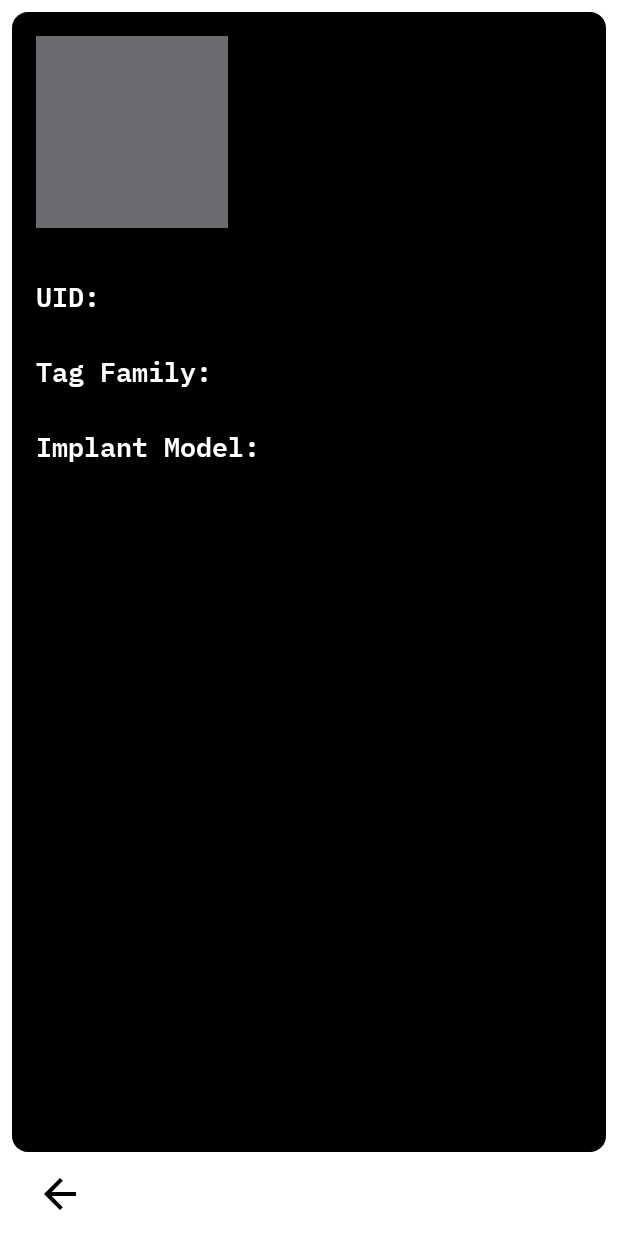
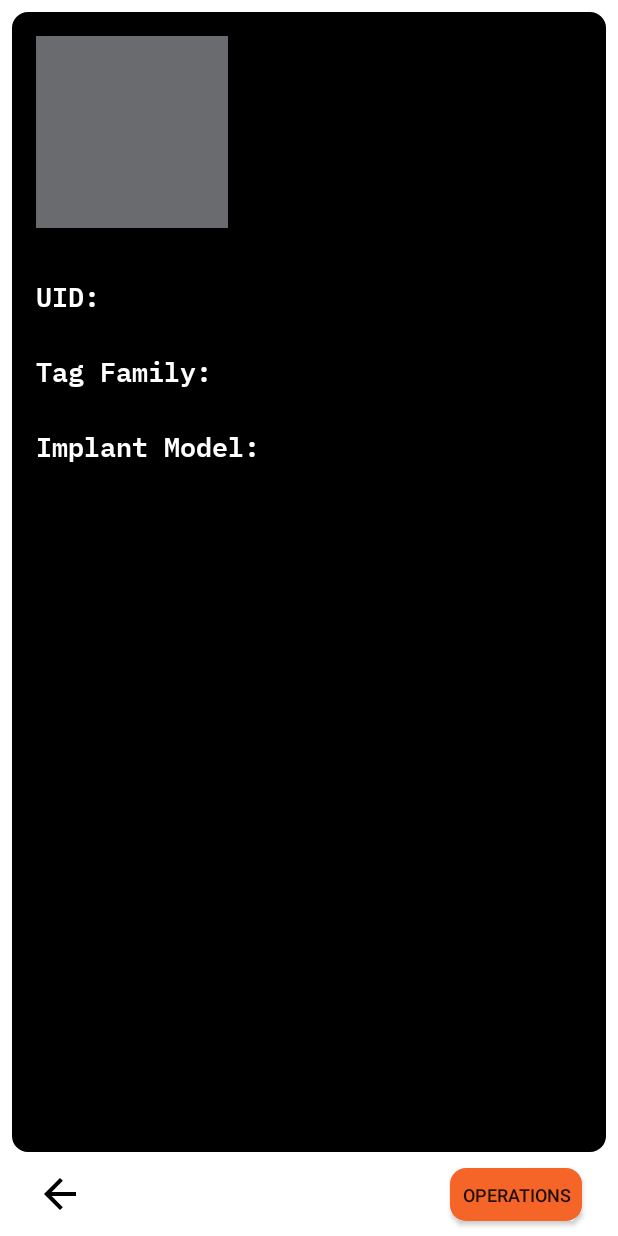
Before and after one commit to DangerousThings/DangerousNFC, an Android app: the DisplayImplantInfoFragment screen opened directly, with no data from a screen before it, on a phone screen of 412 x 824 dp. Run offline under Robolectric (Android 15) with nearby library versions, the phone set to English and light mode, and no system bars; our stand-ins replace Room's generated code; 5 statements that could not run were skipped.

Commit message:
Added the base UI for the implant operations functionality as well as the frame for dynamic operation list population.

```diff
--- a/app/src/main/java/com/dangerousthings/nfc/fragments/DisplayImplantInfoFragment.java
+++ b/app/src/main/java/com/dangerousthings/nfc/fragments/DisplayImplantInfoFragment.java
@@ -8,13 +8,16 @@ import androidx.fragment.app.Fragment;
 import android.view.LayoutInflater;
 import android.view.View;
 import android.view.ViewGroup;
+import android.widget.Button;
 import android.widget.ImageButton;
 import android.widget.TextView;
 
 import com.dangerousthings.nfc.R;
 import com.dangerousthings.nfc.databases.ImplantDatabase;
+import com.dangerousthings.nfc.interfaces.IClickListener;
 import com.dangerousthings.nfc.interfaces.IImplantDAO;
 import com.dangerousthings.nfc.models.Implant;
+import com.dangerousthings.nfc.pages.ImplantManagementActivity;
 
 public class DisplayImplantInfoFragment extends Fragment
 {
@@ -25,19 +28,22 @@ public class DisplayImplantInfoFragment extends Fragment
     TextView mFamilyText;
     TextView mModelText;
     ImageButton mBackButton;
+    Button mOperationsButton;
 
     private Implant _implant;
+    IClickListener _clickListener;
 
     public DisplayImplantInfoFragment()
     {
     }
 
-    public static DisplayImplantInfoFragment newInstance(String implantUID)
+    public static DisplayImplantInfoFragment newInstance(String implantUID, ImplantManagementActivity activity)
     {
         DisplayImplantInfoFragment fragment = new DisplayImplantInfoFragment();
         Bundle args = new Bundle();
         args.putString(ARG_IMPLANT_UID, implantUID);
         fragment.setArguments(args);
+        fragment.setClickListener(activity);
         return fragment;
     }
 
@@ -67,11 +73,18 @@ public class DisplayImplantInfoFragment extends Fragment
         mFamilyText = view.findViewById(R.id.display_implant_text_family);
         mModelText = view.findViewById(R.id.display_implant_text_model);
         mBackButton = view.findViewById(R.id.dislpay_implant_button_back);
+        mOperationsButton = view.findViewById(R.id.display_implant_button_operations);
 
         mNameText.setText(_implant.getImplantName());
         mUIDText.setText(_implant.getUID());
         mFamilyText.setText(_implant.getTagFamily().toString());
         mModelText.setText(_implant.getImplantModelAsString());
         mBackButton.setOnClickListener(v -> requireActivity().onBackPressed());
+        mOperationsButton.setOnClickListener(v -> _clickListener.onClick());
+    }
+
+    public void setClickListener(IClickListener listener)
+    {
+        _clickListener = listener;
     }
 }
--- /dev/null
+++ b/app/src/main/java/com/dangerousthings/nfc/interfaces/IClickListener.java
@@ -0,0 +1,6 @@
+package com.dangerousthings.nfc.interfaces;
+
+public interface IClickListener
+{
+    void onClick();
+}
--- a/app/src/main/java/com/dangerousthings/nfc/pages/ImplantManagementActivity.java
+++ b/app/src/main/java/com/dangerousthings/nfc/pages/ImplantManagementActivity.java
@@ -1,34 +1,53 @@
 package com.dangerousthings.nfc.pages;
 
+import androidx.appcompat.app.ActionBarDrawerToggle;
+import androidx.constraintlayout.widget.ConstraintLayout;
+import androidx.core.content.ContextCompat;
+import androidx.core.view.GravityCompat;
+import androidx.drawerlayout.widget.DrawerLayout;
 import androidx.fragment.app.FragmentManager;
 import androidx.fragment.app.FragmentTransaction;
 
+import android.annotation.SuppressLint;
 import android.os.Bundle;
+import android.view.Gravity;
+import android.view.View;
 
 import com.dangerousthings.nfc.R;
 import com.dangerousthings.nfc.databases.ImplantDatabase;
 import com.dangerousthings.nfc.fragments.DisplayImplantInfoFragment;
 import com.dangerousthings.nfc.fragments.EditImplantInfoFragment;
+import com.dangerousthings.nfc.interfaces.IClickListener;
 import com.dangerousthings.nfc.interfaces.IImplantDAO;
 import com.dangerousthings.nfc.models.Implant;
+import com.google.android.material.navigation.NavigationView;
 
-public class ImplantManagementActivity extends BaseActivity
+import static java.lang.Integer.parseInt;
+
+public class ImplantManagementActivity extends BaseActivity implements IClickListener
 {
     Implant _implant;
     public boolean _onboardFlag = false;
+
+    DrawerLayout mDrawer;
+    NavigationView mNavigation;
+    ConstraintLayout mConstraint;
 
     @Override
     protected void onCreate(Bundle savedInstanceState)
     {
         super.onCreate(savedInstanceState);
-        setContentView(R.layout.activity_base);
+        setContentView(R.layout.activity_implant_management);
+
 
         String UID = getIntent().getStringExtra(getString(R.string.intent_tag_uid));
         ImplantDatabase database = ImplantDatabase.getInstance(this);
         IImplantDAO implantDAO = database.implantDAO();
         _implant = implantDAO.getImplantByUID(UID);
+        setDrawer();
 
         _onboardFlag = getIntent().getBooleanExtra(getString(R.string.intent_oboard_flag), false);
+        lockDrawer(_onboardFlag);
 
         FragmentManager fragmentManager = getSupportFragmentManager();
         FragmentTransaction fragmentTransaction = fragmentManager.beginTransaction();
@@ -40,7 +59,7 @@ public class ImplantManagementActivity extends BaseActivity
         }
         else
         {
-            DisplayImplantInfoFragment displayFragment = DisplayImplantInfoFragment.newInstance(UID);
+            DisplayImplantInfoFragment displayFragment = DisplayImplantInfoFragment.newInstance(UID, this);
             fragmentTransaction.replace(R.id.base_frame, displayFragment);
         }
         fragmentTransaction.commit();
@@ -49,9 +68,10 @@ public class ImplantManagementActivity extends BaseActivity
     public void switchToDisplayFragment(String UID)
     {
         _onboardFlag = false;
+        lockDrawer(false);
         FragmentManager fragmentManager = getSupportFragmentManager();
         FragmentTransaction fragmentTransaction = fragmentManager.beginTransaction();
-        DisplayImplantInfoFragment displayFragment = DisplayImplantInfoFragment.newInstance(UID);
+        DisplayImplantInfoFragment displayFragment = DisplayImplantInfoFragment.newInstance(UID, this);
         fragmentTransaction.replace(R.id.base_frame, displayFragment);
         fragmentTransaction.commit();
     }
@@ -68,4 +88,44 @@ public class ImplantManagementActivity extends BaseActivity
 
         super.onBackPressed();
     }
+
+    private void setDrawer()
+    {
+        mDrawer = findViewById(R.id.implant_management_drawer);
+        mNavigation = findViewById(R.id.implant_management_navigation);
+        mConstraint = findViewById(R.id.implant_management_constraint);
+
+        ActionBarDrawerToggle mDrawerToggle = new ActionBarDrawerToggle(this, mDrawer, null, R.string.drawer_toggle_open, R.string.drawer_toggle_close)
+        {
+            @SuppressLint("NewApi")
+            public void onDrawerSlide(View drawerView, float slideOffset)
+            {
+                super.onDrawerSlide(drawerView, slideOffset);
+                float moveFactor = -(mNavigation.getWidth() * slideOffset);
+
+                mConstraint.setTranslationX(moveFactor);
+            }
+        };
+
+        mDrawer.setScrimColor(ContextCompat.getColor(this, android.R.color.transparent));
+        mDrawer.setElevation(0);
+        mDrawer.setDrawerElevation(0);
+        mNavigation.setElevation(0);
+        _implant.getOperationsMenu(mNavigation.getMenu());
+        mDrawer.addDrawerListener(mDrawerToggle);
+
+
+    }
+
+    public void lockDrawer(boolean locked)
+    {
+        int lockMode = locked ?  DrawerLayout.LOCK_MODE_LOCKED_CLOSED : DrawerLayout.LOCK_MODE_UNLOCKED;
+        mDrawer.setDrawerLockMode(lockMode);
+    }
+
+    @Override
+    public void onClick()
+    {
+        mDrawer.openDrawer(GravityCompat.END);
+    }
 }
--- /dev/null
+++ b/app/src/main/res/drawable/rounded_accent.xml
@@ -0,0 +1,16 @@
+<?xml version="1.0" encoding="utf-8"?>
+<shape xmlns:android="http://schemas.android.com/apk/res/android" >
+    <stroke
+        android:width="1dp"
+        android:color="?android:colorAccent" />
+
+    <solid android:color="?android:colorAccent" />
+
+    <padding
+        android:left="0dp"
+        android:right="0dp"
+        android:bottom="0dp"
+        android:top="0dp" />
+
+    <corners android:radius="10dp" />
+</shape>
--- /dev/null
+++ b/app/src/main/res/layout/activity_implant_management.xml
@@ -0,0 +1,38 @@
+<?xml version="1.0" encoding="utf-8"?>
+<androidx.drawerlayout.widget.DrawerLayout xmlns:android="http://schemas.android.com/apk/res/android"
+    android:id="@+id/implant_management_drawer"
+    xmlns:app="http://schemas.android.com/apk/res-auto"
+    xmlns:tools="http://schemas.android.com/tools"
+    android:background="?android:colorPrimary"
+    android:layout_width="match_parent"
+    android:layout_height="match_parent">
+
+    <androidx.constraintlayout.widget.ConstraintLayout
+        android:id="@+id/implant_management_constraint"
+        android:layout_width="match_parent"
+        android:layout_height="match_parent"
+        android:background="@android:color/transparent">
+
+        <FrameLayout
+            android:id="@+id/base_frame"
+            android:layout_width="0dp"
+            android:layout_height="0dp"
+            android:layout_marginStart="8dp"
+            android:layout_marginTop="8dp"
+            android:layout_marginEnd="8dp"
+            app:layout_constraintBottom_toBottomOf="parent"
+            app:layout_constraintEnd_toEndOf="parent"
+            app:layout_constraintStart_toStartOf="parent"
+            app:layout_constraintTop_toTopOf="parent">
+
+        </FrameLayout>
+    </androidx.constraintlayout.widget.ConstraintLayout>
+
+    <com.google.android.material.navigation.NavigationView
+        android:id="@+id/implant_management_navigation"
+        android:layout_width="wrap_content"
+        android:layout_height="match_parent"
+        android:layout_gravity="end"
+        android:background="?android:colorPrimary"
+        app:menu="@menu/operation_menu"></com.google.android.material.navigation.NavigationView>
+</androidx.drawerlayout.widget.DrawerLayout>
--- a/app/src/main/res/layout/fragment_display_implant_info.xml
+++ b/app/src/main/res/layout/fragment_display_implant_info.xml
@@ -137,6 +137,19 @@
                 app:layout_constraintBottom_toBottomOf="parent"
                 app:layout_constraintStart_toStartOf="parent"
                 app:layout_constraintTop_toTopOf="parent" />
+
+            <Button
+                android:id="@+id/display_implant_button_operations"
+                android:layout_width="wrap_content"
+                android:layout_height="wrap_content"
+                android:layout_marginEnd="16dp"
+                android:background="@drawable/rounded_accent"
+                android:minHeight="35dp"
+                android:text="@string/operations"
+                android:textSize="12sp"
+                app:layout_constraintBottom_toBottomOf="parent"
+                app:layout_constraintEnd_toEndOf="parent"
+                app:layout_constraintTop_toTopOf="parent" />
         </androidx.constraintlayout.widget.ConstraintLayout>
     </androidx.constraintlayout.widget.ConstraintLayout>
 </FrameLayout>
--- /dev/null
+++ b/app/src/main/res/menu/operation_menu.xml
@@ -0,0 +1,4 @@
+<?xml version="1.0" encoding="utf-8"?>
+<menu
+    xmlns:android="http://schemas.android.com/apk/res/android">
+</menu>
--- a/app/src/main/res/values/strings.xml
+++ b/app/src/main/res/values/strings.xml
@@ -4,6 +4,11 @@
     <string name="intent_ndef_message">com.dangerousthings.nfc.NDEF_MESSAGE</string>
     <string name="intent_tag_uid">com.dangerousthings.nfc.TAG_UID</string>
     <string name="intent_oboard_flag">com.dangerousthings.nfc.ONBOARD_FLAG</string>
+    <!--Menu IDs-->
+    <string name="menu_view_records">com.dangerousthings.nfc.VIEW_RECORDS</string>
+    <string name="menu_memory_management">com.dangerousthings.nfc.MANAGE_MEMORY</string>
+    <string name="menu_ndef_submenu">com.dangerousthings.nfc.NDEF_SUBMENU</string>
+    <string name="menu_memory_submenu">com.dangerousthings.nfc.MEMORY_SUBMENU</string>
     <!---->
     <string name="app_name">Dangerous NFC</string>
     <string name="ndef_operations">NDEF Operations</string>
@@ -43,4 +48,5 @@
     <string name="implant_image">implant image</string>
     <string name="tag_family">Tag Family:</string>
     <string name="implant_model">Implant Model:</string>
+    <string name="operations">Operations</string>
 </resources>
```
Also changed, not shown: app/src/main/java/com/dangerousthings/nfc/models/Implant.java (+26 -0 lines), app/src/main/res/menu/left_nav_menu.xml (deleted, +0 -35 lines).
